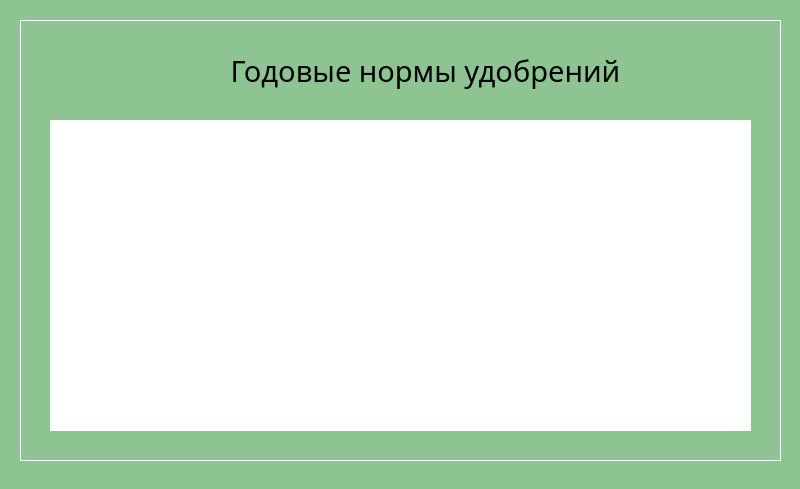
Above: ResultWindow.ui from semyongr/AgroCalculatorDiplom before the change. Below: the same form after it.
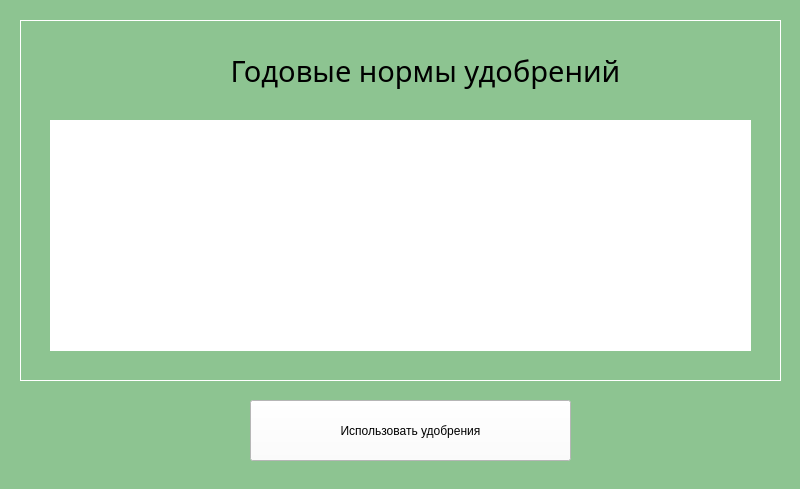
That is the form after the change.

The edit to the form file:
```diff
--- a/ResultWindow.ui
+++ b/ResultWindow.ui
@@ -41,7 +41,7 @@
       <x>20</x>
       <y>20</y>
       <width>761</width>
-      <height>441</height>
+      <height>361</height>
      </rect>
     </property>
     <property name="styleSheet">
@@ -84,7 +84,7 @@
        <x>30</x>
        <y>100</y>
        <width>701</width>
-       <height>311</height>
+       <height>231</height>
       </rect>
      </property>
      <property name="font">
@@ -105,6 +105,30 @@
      </property>
     </widget>
    </widget>
+   <widget class="QPushButton" name="use_btn">
+    <property name="geometry">
+     <rect>
+      <x>250</x>
+      <y>400</y>
+      <width>321</width>
+      <height>61</height>
+     </rect>
+    </property>
+    <property name="styleSheet">
+     <string notr="true">background-color: rgb(255, 255, 255);
+border-color: rgb(0, 0, 0);
+font: 14pt &quot;Book Antiqua&quot;;</string>
+    </property>
+    <property name="text">
+     <string>Использовать удобрения</string>
+    </property>
+    <property name="checkable">
+     <bool>false</bool>
+    </property>
+    <property name="autoRepeatDelay">
+     <number>300</number>
+    </property>
+   </widget>
   </widget>
   <widget class="QStatusBar" name="statusbar"/>
  </widget>
```
